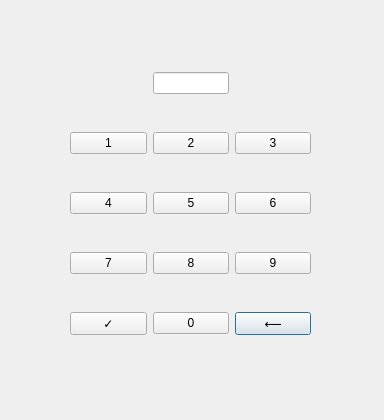
This is bankautomat/Pincode/DLLPinCode/pinwindow.ui in bank-2022/group17 as Qt 5 draws it before an edit. The edited form follows.
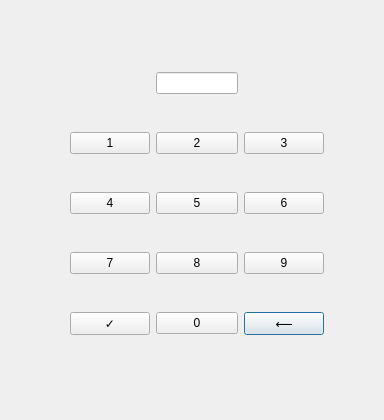
This is the edited form.

Patch:
```diff
--- a/bankautomat/Pincode/DLLPinCode/pinwindow.ui
+++ b/bankautomat/Pincode/DLLPinCode/pinwindow.ui
@@ -18,7 +18,7 @@
     <rect>
      <x>70</x>
      <y>40</y>
-     <width>241</width>
+     <width>254</width>
      <height>331</height>
     </rect>
    </property>
@@ -108,11 +108,7 @@
      </widget>
     </item>
     <item row="0" column="1">
-     <widget class="QLineEdit" name="lineEdit">
-      <property name="echoMode">
-       <enum>QLineEdit::Password</enum>
-      </property>
-     </widget>
+     <widget class="QLineEdit" name="lineEdit"/>
     </item>
    </layout>
   </widget>
```
